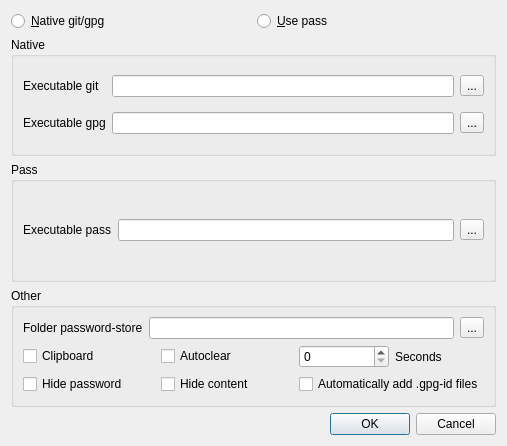
This is dialog.ui in IJHack/QtPass as Qt 5 draws it before an edit. The edited form follows.
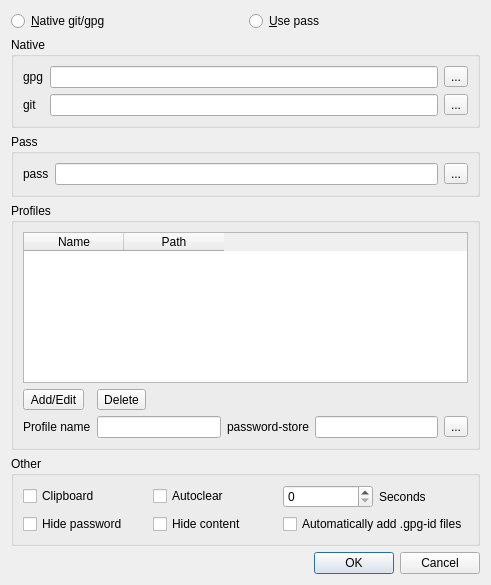
This is the edited form.

Diff of the .ui file:
```diff
--- a/dialog.ui
+++ b/dialog.ui
@@ -6,8 +6,8 @@
    <rect>
     <x>0</x>
     <y>0</y>
-    <width>507</width>
-    <height>446</height>
+    <width>491</width>
+    <height>585</height>
    </rect>
   </property>
   <property name="windowTitle">
@@ -38,40 +38,40 @@
       <string>Native</string>
      </property>
      <layout class="QGridLayout" name="gridLayout">
-      <item row="1" column="1">
-       <widget class="QLineEdit" name="gpgPath"/>
-      </item>
-      <item row="0" column="1">
-       <widget class="QLineEdit" name="gitPath"/>
-      </item>
       <item row="0" column="0">
-       <widget class="QLabel" name="labelGitPath">
-        <property name="text">
-         <string>Executable git</string>
-        </property>
-       </widget>
-      </item>
-      <item row="1" column="0">
        <widget class="QLabel" name="labelGpgPath">
         <property name="text">
-         <string>Executable gpg</string>
+         <string>gpg</string>
         </property>
        </widget>
       </item>
       <item row="1" column="2">
-       <widget class="QToolButton" name="toolButtonGpg">
-        <property name="text">
-         <string>...</string>
-        </property>
-       </widget>
-      </item>
-      <item row="0" column="2">
        <widget class="QToolButton" name="toolButtonGit">
         <property name="text">
          <string>...</string>
         </property>
        </widget>
       </item>
+      <item row="1" column="0">
+       <widget class="QLabel" name="labelGitPath">
+        <property name="text">
+         <string>git</string>
+        </property>
+       </widget>
+      </item>
+      <item row="1" column="1">
+       <widget class="QLineEdit" name="gitPath"/>
+      </item>
+      <item row="0" column="1">
+       <widget class="QLineEdit" name="gpgPath"/>
+      </item>
+      <item row="0" column="2">
+       <widget class="QToolButton" name="toolButtonGpg">
+        <property name="text">
+         <string>...</string>
+        </property>
+       </widget>
+      </item>
      </layout>
     </widget>
    </item>
@@ -91,7 +91,7 @@
       <item row="0" column="0">
        <widget class="QLabel" name="labelPassPath">
         <property name="text">
-         <string>Executable pass</string>
+         <string>pass</string>
         </property>
        </widget>
       </item>
@@ -101,6 +101,89 @@
      </layout>
     </widget>
    </item>
+   <item>
+    <widget class="QGroupBox" name="groupBoxProfiles">
+     <property name="title">
+      <string>Profiles</string>
+     </property>
+     <layout class="QVBoxLayout" name="verticalLayout_4">
+      <item>
+       <widget class="QTableWidget" name="profileTable">
+        <property name="editTriggers">
+         <set>QAbstractItemView::NoEditTriggers</set>
+        </property>
+        <property name="alternatingRowColors">
+         <bool>true</bool>
+        </property>
+        <property name="selectionMode">
+         <enum>QAbstractItemView::SingleSelection</enum>
+        </property>
+        <property name="selectionBehavior">
+         <enum>QAbstractItemView::SelectRows</enum>
+        </property>
+        <property name="sortingEnabled">
+         <bool>true</bool>
+        </property>
+        <column>
+         <property name="text">
+          <string>Name</string>
+         </property>
+        </column>
+        <column>
+         <property name="text">
+          <string>Path</string>
+         </property>
+        </column>
+       </widget>
+      </item>
+      <item>
+       <layout class="QGridLayout" name="gridLayout_11">
+        <item row="2" column="4">
+         <widget class="QToolButton" name="toolButtonStore">
+          <property name="text">
+           <string>...</string>
+          </property>
+         </widget>
+        </item>
+        <item row="2" column="1">
+         <widget class="QLineEdit" name="profileName"/>
+        </item>
+        <item row="2" column="0">
+         <widget class="QLabel" name="labelName">
+          <property name="text">
+           <string>Profile name</string>
+          </property>
+         </widget>
+        </item>
+        <item row="0" column="0">
+         <widget class="QToolButton" name="addButton">
+          <property name="text">
+           <string>Add/Edit</string>
+          </property>
+         </widget>
+        </item>
+        <item row="0" column="1">
+         <widget class="QToolButton" name="deleteButton">
+          <property name="text">
+           <string>Delete</string>
+          </property>
+         </widget>
+        </item>
+        <item row="2" column="3">
+         <widget class="QLineEdit" name="storePath"/>
+        </item>
+        <item row="2" column="2">
+         <widget class="QLabel" name="labelStorePath">
+          <property name="text">
+           <string>password-store</string>
+          </property>
+         </widget>
+        </item>
+       </layout>
+      </item>
+     </layout>
+    </widget>
+   </item>
    <item>
     <widget class="QGroupBox" name="groupBox">
      <property name="title">
@@ -108,27 +191,6 @@
      </property>
      <layout class="QGridLayout" name="gridLayout_6">
       <item row="0" column="0">
-       <layout class="QGridLayout" name="gridLayout_5">
-        <item row="0" column="0">
-         <widget class="QLabel" name="labelStorePath">
-          <property name="text">
-           <string>Folder password-store</string>
-          </property>
-         </widget>
-        </item>
-        <item row="0" column="1">
-         <widget class="QLineEdit" name="storePath"/>
-        </item>
-        <item row="0" column="2">
-         <widget class="QToolButton" name="toolButtonStore">
-          <property name="text">
-           <string>...</string>
-          </property>
-         </widget>
-        </item>
-       </layout>
-      </item>
-      <item row="1" column="0">
        <layout class="QGridLayout" name="gridLayout_7">
         <item row="0" column="0">
          <widget class="QCheckBox" name="checkBoxClipboard">
```
Left out of the diff: 32 changed lines with no effect on the pictures.
